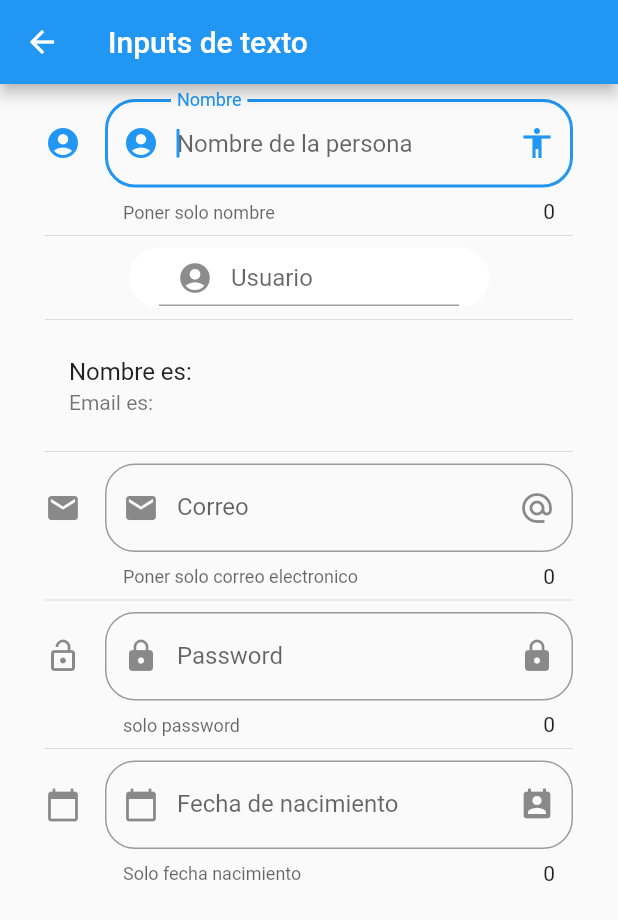
After one commit to lpipeal/flutter_componentes_final, a Flutter app: the InputPage screen opened by its route, on a phone screen of 412 x 824 dp. The commit adds this screen. Shown: the top 920 px of the screen. Run offline on Flutter 3.47's test engine with Material 2 defaults, Android fonts, the phone set to English and light mode, and no system bars; network calls fail.

Commit message:
agregando componentes

```diff
--- a/data/menu_opts.json
+++ b/data/menu_opts.json
@@ -19,8 +19,25 @@
 
         {
             "ruta" : "container",
-            "icon" : "add",
-            "texto": "Containers"
+            "icon" : "container",
+            "texto": "Animated-Containers"
+        },
+        {
+            "ruta" : "inputs",
+            "icon" : "input",
+            "texto": "inputs"
+        },
+
+        {
+            "ruta" : "basico",
+            "icon" : "container",
+            "texto": "Diseño Basico"
+        },
+
+        {
+            "ruta" : "scroll",
+            "icon" : "container",
+            "texto": "Diseño Scroll"
         }
     ]
 }
--- /dev/null
+++ b/lib/src/pages/input_page.dart
@@ -0,0 +1,215 @@
+import 'package:flutter/material.dart';
+
+class InputPage extends StatefulWidget {
+
+  @override
+  _InputPageState createState() => _InputPageState();
+}
+
+
+
+class _InputPageState extends State<InputPage> {
+
+   String _nombre= '';
+   String _email= '';
+   String _password= '';
+   String _fecha= '';
+
+   TextEditingController _inputFieldDateController = new TextEditingController();
+
+  @override
+  Widget build(BuildContext context) {
+    return Scaffold(
+      appBar: AppBar(
+        title: Text('Inputs de texto'),
+      ),
+      body: _bodyContent()
+    );
+  }
+
+
+
+    Widget _bodyContent(){
+        return SingleChildScrollView(
+            padding: EdgeInsets.symmetric(horizontal: 30, vertical: 10),
+            child: Column(
+                children: <Widget>[
+                    _crearInput(),
+                    Divider(),
+                    _crearInput2(),
+                    Divider(),
+                    _crearPersona(),
+                    Divider(),
+                    _crearEmail(),
+                    Divider(),
+                    _crearPassword(),
+                    Divider(),
+                    _crearDatePicker(context),
+
+                ],
+            ),
+
+
+        );
+    }
+
+     Widget _crearInput() {
+
+        return TextField(
+          autofocus: true,
+          textCapitalization: TextCapitalization.sentences,
+          decoration: InputDecoration(
+            border: OutlineInputBorder(
+              borderRadius: BorderRadius.circular(20),
+            ),
+            counter: Text('${_nombre.length}'),
+            hintText: 'Nombre de la persona',
+            labelText: 'Nombre',
+            helperText: 'Poner solo nombre',
+            suffixIcon: Icon(Icons.accessibility),
+            icon: Icon(Icons.account_circle),
+            prefixIcon: Icon(Icons.account_circle),
+          ),
+          onChanged: (valor){
+
+            setState(() {
+              _nombre =valor;
+              print(_nombre);
+            });
+          },
+        );
+     }
+
+  Widget _crearPersona() {
+
+      return ListTile(
+
+        title: Text('Nombre es: $_nombre'),
+        subtitle: Text('Email es: $_email'),
+
+      );
+
+  }
+
+  Widget _crearInput2(){
+          return Container(
+            height: 40,
+            width: 240,
+            decoration: BoxDecoration(
+              borderRadius: BorderRadius.circular(20),
+              color: Colors.white,
+            ),child: Container(
+              padding: EdgeInsets.symmetric(horizontal: 20,vertical: 1),
+              child: TextField(
+                decoration: InputDecoration(
+                  hintText: 'Usuario',
+                  prefixIcon: Icon(Icons.account_circle),
+
+                )
+
+              ),
+            ),
+
+          );
+     }
+
+  Widget _crearEmail() {
+
+        return TextField(
+          autofocus: true,
+          keyboardType: TextInputType.emailAddress,
+          decoration: InputDecoration(
+            border: OutlineInputBorder(
+              borderRadius: BorderRadius.circular(20),
+            ),
+            counter: Text('${_email.length}'),
+            hintText: 'Digite Correo Electronico',
+            labelText: 'Correo',
+            helperText: 'Poner solo correo electronico',
+            suffixIcon: Icon(Icons.alternate_email),
+            icon: Icon(Icons.email),
+            prefixIcon: Icon(Icons.email),
+          ),
+          onChanged: (valor){
+
+            setState(() {
+              _email =valor;
+              print(_email);
+            });
+          },
+        );
+     }
+
+
+  Widget _crearPassword() {
+
+        return TextField(
+          autofocus: true,
+          obscureText: true,
+          decoration: InputDecoration(
+            border: OutlineInputBorder(
+              borderRadius: BorderRadius.circular(20),
+            ),
+            counter: Text('${_password.length}'),
+            hintText: 'Pasword',
+            labelText: 'Password',
+            helperText: 'solo password',
+            suffixIcon: Icon(Icons.lock),
+            icon: Icon(Icons.lock_open),
+            prefixIcon: Icon(Icons.lock),
+          ),
+          onChanged: (valor){
+
+            setState(() {
+              _password =valor;
+              print(_password);
+            });
+          },
+        );
+     }
+
+  Widget _crearDatePicker(BuildContext context) {
+
+        return TextField(
+          autofocus: true,
+          enableInteractiveSelection: false,
+          controller: _inputFieldDateController,
+          decoration: InputDecoration(
+            border: OutlineInputBorder(
+              borderRadius: BorderRadius.circular(20),
+            ),
+            counter: Text('${_nombre.length}'),
+            hintText: 'Fecha de nacimiento',
+            labelText: 'Fecha de nacimiento',
+            helperText: 'Solo fecha nacimiento',
+            suffixIcon: Icon(Icons.perm_contact_calendar),
+            icon: Icon(Icons.calendar_today),
+            prefixIcon: Icon(Icons.calendar_today),
+          ),
+          onTap: (){
+             FocusScope.of(context).requestFocus(new FocusNode());
+            _selectDate(context);
+          },
+        );
+     }
+
+  Future _selectDate(BuildContext context) async {
+     DateTime picked = await showDatePicker(
+       context: context,
+       initialDate: new DateTime.now(),
+       firstDate:DateTime(2018),
+       lastDate: DateTime(2025),
+       locale: Locale('es', 'CO')
+       );
+     if(picked!=null){
+       setState(() {
+         _fecha=picked.toString();
+         _inputFieldDateController.text=_fecha;
+       });
+     }
+
+
+
+  }
+
+}
--- a/lib/src/utils/icono_string_util.dart
+++ b/lib/src/utils/icono_string_util.dart
@@ -7,6 +7,9 @@ final _icons = <String, IconData>{
   'accessibility' :Icons.accessibility,
   'folder_open'   :Icons.folder_open,
   'add'           :Icons.add,
+  'container'     :Icons.aspect_ratio,
+  'input'         :Icons.input,
+
 };
 
 Icon getIcon(String nombreIcono){
--- a/pubspec.yaml
+++ b/pubspec.yaml
@@ -24,6 +24,8 @@ dependencies:
   flutter:
     sdk: flutter
 
+  flutter_localizations:
+    sdk: flutter
 
   # The following adds the Cupertino Icons font to your application.
   # Use with the CupertinoIcons class for iOS style icons.
```
Also changed, not shown: lib/src/app.dart (+12 -0 lines), lib/src/pages/animated_container.dart (added, +61 -0 lines), lib/src/pages/avatar_page.dart (+46 -5 lines), lib/src/pages/basico_page.dart (added, +114 -0 lines), lib/src/pages/scroll_page.dart (added, +65 -0 lines), lib/src/routes/routes.dart (+13 -7 lines), assets/scroll.png (added), pubspec.lock, 4 other files.
